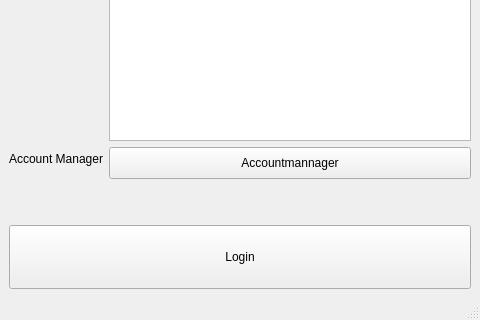
First picture: the form in viur_admin/ui/loginform.ui, repository viur-framework/viur-admin, before the edit; both pictures show x 0 to 480 and y 387 to 707 of the 480 by 707 pixel window.
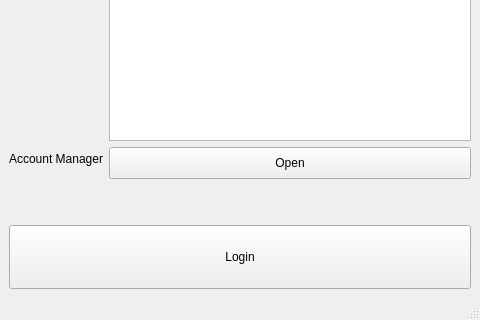
Second picture: the form after the edit. Icons and pictures are not drawn.

Diff of the .ui file:
```diff
--- a/viur_admin/ui/loginform.ui
+++ b/viur_admin/ui/loginform.ui
@@ -85,7 +85,7 @@
          </size>
         </property>
         <property name="text">
-         <string>Accountmannager</string>
+         <string>Open</string>
         </property>
         <property name="icon">
          <iconset>
```
Left out of the diff: 20 changed lines with no effect on the pictures.
